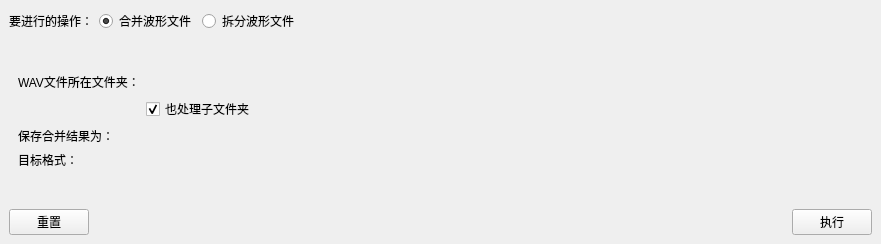
First picture: the form in src/mainwindow.ui, repository shine5402/KiraWavTar, before the edit.
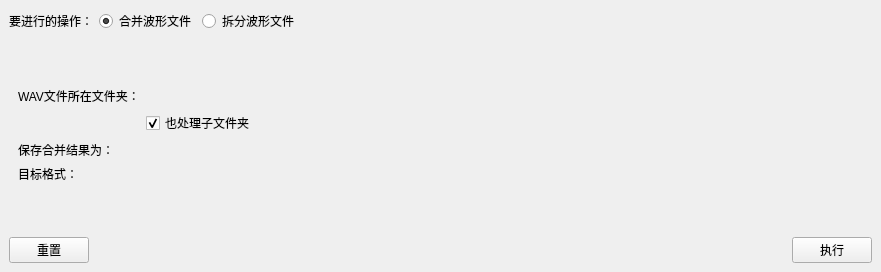
Second picture: the form after the edit. Custom widgets are drawn as their Qt base class.

Diff of the .ui file:
```diff
--- a/src/mainwindow.ui
+++ b/src/mainwindow.ui
@@ -7,7 +7,7 @@
     <x>0</x>
     <y>0</y>
     <width>881</width>
-    <height>244</height>
+    <height>272</height>
    </rect>
   </property>
   <property name="windowTitle">
```
Left out of the diff: 6 changed lines with no effect on the pictures.
